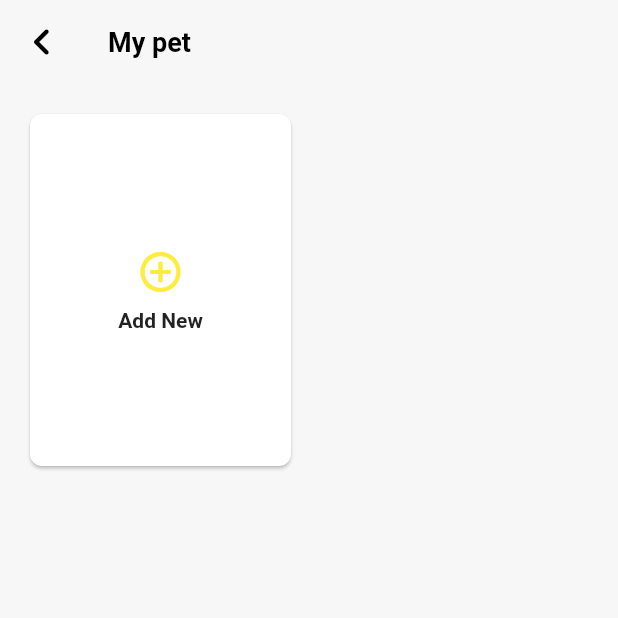
After one commit to AshishTaduce/cuddle_n_snuggle, a Flutter app: the ProfileScreen screen opened directly, after a tap on "My Pets", on a phone screen of 412 x 824 dp, the top half of it. The commit adds this screen. Run offline on Flutter 3.47's test engine with Material 2 defaults, Android fonts, the phone set to English and light mode, and no system bars; our stand-ins replace anim_search_bar, cached_network_image, carousel_slider, cloud_firestore, convex_bottom_bar, country_code_picker and 21 more; missing offline and left inert: bubbled_navigation_bar, drag_and_drop_gridview, flutter_webview_plugin, swipe_stack; accounts and stored records are empty; network calls fail.

Commit message:
Profile Page Updated changed my pets page

```diff
--- a/lib/New Screens 2/Calenderx.dart
+++ b/lib/New Screens 2/Calenderx.dart
@@ -134,7 +134,7 @@ class _CalenderPageState extends State<CalenderPage> {
                       Container(
                         margin: EdgeInsets.symmetric(horizontal: 16.0, vertical: 40.0),
                         padding: const EdgeInsets.all(8.0),
-                        decoration: BoxDecoration(color: HexColor("#f5756c"), borderRadius: BorderRadius.circular(16)),
+                        decoration: BoxDecoration(color: HexColor("#fe812d"), borderRadius: BorderRadius.circular(16)),
                         child: TableCalendar(
                           firstDay: DateTime.utc(2010, 10, 16),
                           lastDay: DateTime.utc(2030, 3, 14),
@@ -282,7 +282,7 @@ class _CalenderPageState extends State<CalenderPage> {
             }),
       ),
       floatingActionButton: FloatingActionButton(
-        backgroundColor: HexColor("#f5756c"),
+        backgroundColor: HexColor("#fe812d"),
           shape: RoundedRectangleBorder( borderRadius: BorderRadius.circular(16)),
           elevation: 4.0,
           child: Icon(Icons.add),
--- a/lib/New Screens 2/Message_page.dart
+++ b/lib/New Screens 2/Message_page.dart
@@ -211,6 +211,7 @@ class RecentChats extends StatelessWidget {
         borderRadius: BorderRadius.only(
           topLeft: Radius.circular(30.0),
           topRight: Radius.circular(30.0),
+
         ),
       ),
       child:  ListView.builder(
--- /dev/null
+++ b/lib/New Screens 2/mypets.dart
@@ -0,0 +1,139 @@
+import 'package:flutter/cupertino.dart';
+import 'package:flutter/material.dart';
+import 'package:flutter/rendering.dart';
+import 'package:cns/provider/main_provider.dart';
+import 'package:hexcolor/hexcolor.dart';
+import 'package:provider/provider.dart';
+
+import 'add_pet_screen.dart';
+import 'pet_match.dart';
+
+class MyPets extends StatelessWidget {
+  @override
+  Widget build(BuildContext context) {
+    return new Scaffold(
+      backgroundColor: HexColor("#f7f7f7"),
+      appBar: AppBar(
+        backgroundColor: HexColor("#f7f7f7"),
+        leading: IconButton(
+          icon: Icon(Icons.chevron_left_rounded),
+          iconSize: 36,
+          color: Colors.black,
+          onPressed: () => Navigator.of(context).pop(),
+        ),
+        elevation: 0.0,
+        title: Text(
+          "My pet",
+          style: TextStyle(fontWeight: FontWeight.w600, fontSize: 18, color: Colors.black),
+        ),
+      ),
+      body: Consumer<MainProvider>(
+        builder: (_, currentUser, __) => Padding(
+          padding: const EdgeInsets.all(16.0),
+          child: GridView(
+            gridDelegate: SliverGridDelegateWithFixedCrossAxisCount(
+              crossAxisCount: 2,
+              crossAxisSpacing: 16,
+              mainAxisSpacing: 16,
+              childAspectRatio: 3 / 4,
+            ),
+            children: [
+              ...currentUser.myPets
+                  .map(
+                    (petInfo) => InkWell(
+                  onTap: () => Navigator.pushReplacement(
+                    context,
+                    MaterialPageRoute(
+                      builder: (context) => PetMatchScreen(
+                        category: petInfo.category,
+                        subcategory: petInfo.subcategory,
+                        gender: petInfo.sex,
+                        selectedPetID: petInfo.id,
+                      ),
+                    ),
+                  ),
+                  child: Card(
+                    shape: RoundedRectangleBorder(
+                      borderRadius: BorderRadius.circular(8),
+                    ),
+                    child: Padding(
+                      padding: const EdgeInsets.all(32.0),
+                      child: Column(
+                        mainAxisAlignment: MainAxisAlignment.start,
+                        crossAxisAlignment: CrossAxisAlignment.center,
+                        children: [
+                          ClipRRect(
+                            borderRadius: BorderRadius.circular(8),
+                            child: Image.network(
+                              petInfo.imageUrl[0],
+                              fit: BoxFit.cover,
+                              height: 100,
+                              width: 100,
+                              alignment: Alignment.center,
+                              semanticLabel: petInfo.petName,
+                            ),
+                          ),
+                          Padding(
+                            padding: const EdgeInsets.only(top: 24.0),
+                            child: Text(
+                              petInfo.petName,
+                              style: TextStyle(
+                                fontWeight: FontWeight.w600,
+                                fontSize: 16,
+                              ),
+                            ),
+                          ),
+                        ],
+                      ),
+                    ),
+                  ),
+                ),
+              )
+                  .toList(),
+              InkWell(
+                child: Card(
+                  shape: RoundedRectangleBorder(
+                    borderRadius: BorderRadius.circular(8),
+                  ),
+                  child: Padding(
+                    padding: const EdgeInsets.all(32.0),
+                    child: Column(
+                      mainAxisAlignment: MainAxisAlignment.center,
+                      crossAxisAlignment: CrossAxisAlignment.center,
+                      children: [
+                        Center(
+                          child: Icon(
+                            Icons.add_circle_outline,
+                            size: 32,
+                            color: HexColor("#ffec40"),
+                          ),
+                        ),
+                        Padding(
+                          padding: const EdgeInsets.only(top: 8.0),
+                          child: Text(
+                            "Add New",
+                            style: TextStyle(
+                              fontWeight: FontWeight.w600,
+                            ),
+                          ),
+                        ),
+                      ],
+                    ),
+                  ),
+                ),
+                onTap: () => Navigator.push(
+                  context,
+                  MaterialPageRoute(
+                    builder: (context) => AddPetScreen(
+                      isAdoption: false,
+                    ),
+                  ),
+                ),
+              ),
+            ],
+          ),
+        ),
+      ),
+    );
+  }
+}
--- a/lib/New Screens 2/pet_adoption.dart
+++ b/lib/New Screens 2/pet_adoption.dart
@@ -197,8 +197,8 @@ class GradientAppBar extends StatelessWidget {
           begin: Alignment.topRight,
           end: Alignment.bottomLeft,
           colors: [
-            Color(0xff01b4c9),
-            Color(0xff01b4c9),
+            Color(0xfffe812d),
+        Color(0xfffe812d),
           ],
         ),
       ),
--- a/lib/New Screens 2/profilen.dart
+++ b/lib/New Screens 2/profilen.dart
@@ -1,5 +1,6 @@
 import 'package:cached_network_image/cached_network_image.dart';
 import 'package:cns/New%20Screens%202/edit_screen.dart';
+import 'package:cns/New%20Screens%202/mypets.dart';
 import 'package:cns/New%20Screens%202/register_as_indiviual.dart';
 import 'package:flutter/material.dart';
 import 'package:cns/models/new_user_model.dart';
@@ -62,33 +63,75 @@ class _ProfileScreenState extends State<ProfileScreen> {
           ),
         ),
         centerTitle: true,
-        actions: <Widget>[
-          IconButton(
-            icon: Icon(
-              Icons.power_settings_new,
-              color: Colors.white,
-            ),
-            onPressed: () {
-              Navigator.push(context,
-                  MaterialPageRoute(builder: (context) => RegisterIndiviual()));
-            },
-          )
-        ],
+        // actions: <Widget>[
+        //   IconButton(
+        //     icon: Icon(
+        //       Icons.power_settings_new,
+        //       color: Colors.white,
+        //     ),
+        //     onPressed: () {
+        //       Navigator.push(context,
+        //           MaterialPageRoute(builder: (context) => RegisterIndiviual()));
+        //     },
+        //   )
+        // ],
         elevation: 0,
       ),
       body: SingleChildScrollView(
         child: Column(
           children: [
             SizedBox(
-              height: 50,
+              height: 40,
             ),
             Container(
+              height: 80,
+              width: 80,
+
               alignment: Alignment.center,
               child: CachedNetworkImage(
+
                 imageUrl: "https://picsum.photos/200",
               ),
             ),
-            Container(alignment: Alignment.center, child: Text(""))
+            SizedBox(
+              height: 10,
+            ),
+            Container(alignment: Alignment.center, child: Text("Aditya Kashyap")),
+            SizedBox(
+              height: 5,
+            ),
+            Container(alignment: Alignment.center, child: Text("adiiyaar2401@gmail.com")),
+            SizedBox(
+              height: 10,
+            ),
+            ListTile(
+              title: Text("Edit Profile"),
+
+              trailing: Icon(Icons.navigate_next),
+            ),
+            ListTile(
+              onTap: (){
+                Navigator.push(context, MaterialPageRoute(builder: (context)=> MyPets()));
+              },
+              title: Text("My Pets"),
+
+              trailing: Icon(Icons.navigate_next),
+            ),
+            ListTile(
+              title: Text("Location"),
+
+              trailing: Icon(Icons.navigate_next),
+            ),
+            ListTile(
+              title: Text("Setting"),
+
+              trailing: Icon(Icons.navigate_next),
+            ),
+            ListTile(
+              title: Text("Logout"),
+
+              trailing: Icon(Icons.navigate_next),
+            ),
           ],
         ),
       ),
--- a/lib/Screens/add_event.dart
+++ b/lib/Screens/add_event.dart
@@ -294,6 +294,7 @@ class _AddEventState extends State<AddEvent> with ValidationMixin {
                           crossAxisAlignment: CrossAxisAlignment.stretch,
                           children: <Widget>[
                             CustomButton(
+                              buttonColor: Color(0xfffe812d),
                               buttonText: buttonText,
                               width: MediaQuery.of(context).size.width,
                               onPressed: () async {
```
Also changed, not shown: lib/New Screens 2/chat.dart (+16 -4 lines), lib/New Screens 2/petadoptionselect.dart (added, +15 -0 lines).
